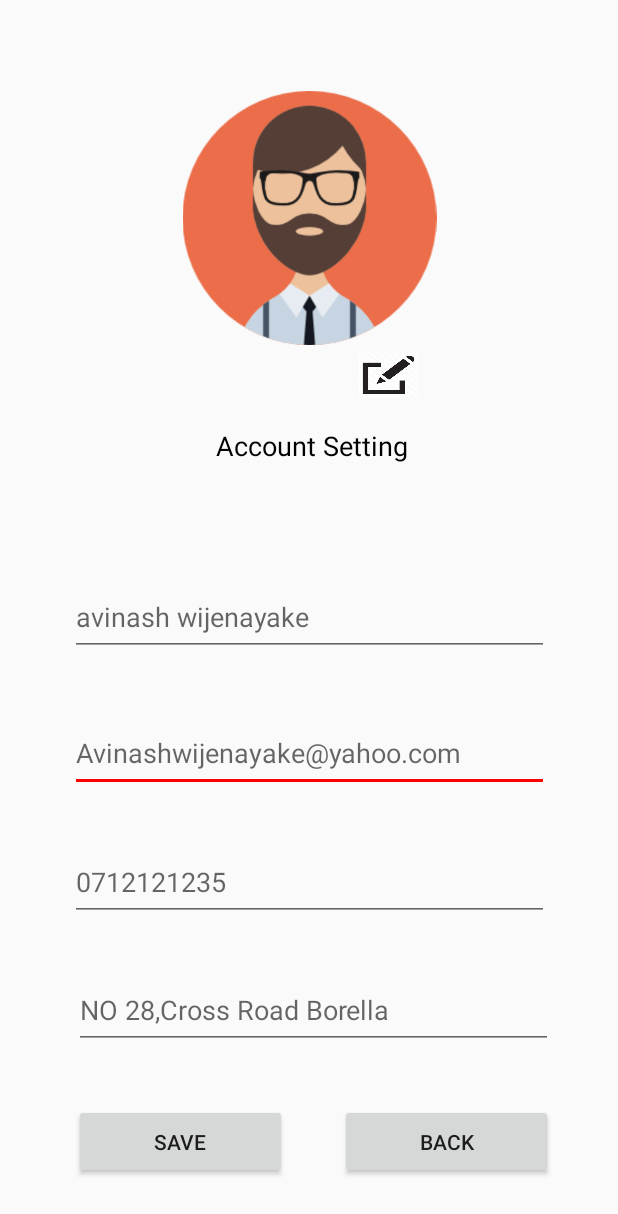
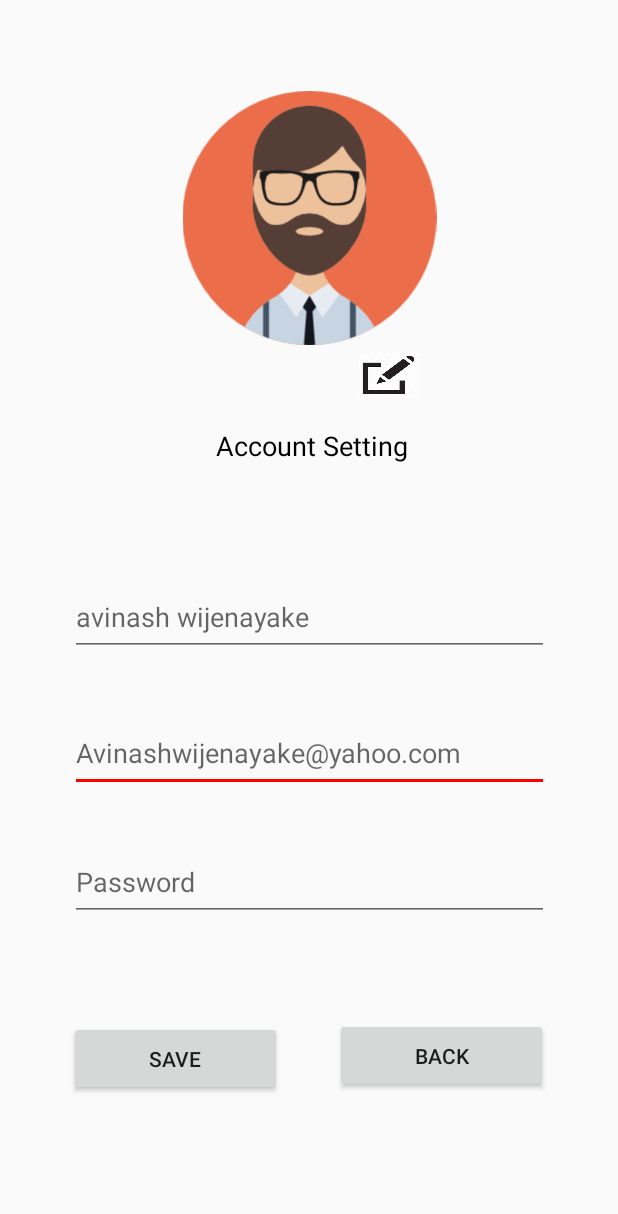
Before and after one commit to WijekoonSR/Cryton, an Android app: the layout activity_user_manager_view_acc__settings.xml on its own in the app's theme, with its tools: preview values and no code run, on a phone screen of 412 x 824 dp. Shown: the top 1214 px of the screen. Run offline under Robolectric (Android 15) with nearby library versions, the phone set to English and light mode, and no system bars.

Commit message:
Added user manager view settings layout

```diff
--- a/app/src/main/java/com/application/ultimatee_bookreader/user_manager_view_privacy.java
+++ b/app/src/main/java/com/application/ultimatee_bookreader/user_manager_view_privacy.java
@@ -59,4 +59,7 @@ private Spinner spinner2;
 
 
 
+
+
+
 }
--- a/app/src/main/res/layout/activity_main.xml
+++ b/app/src/main/res/layout/activity_main.xml
@@ -106,7 +106,7 @@
         android:id="@+id/txtpw"
         android:layout_width="wrap_content"
         android:layout_height="wrap_content"
-        android:layout_marginBottom="272dp"
+        android:layout_marginBottom="8dp"
         android:ems="10"
         android:hint="password"
         android:inputType="textPassword"
@@ -114,6 +114,6 @@
         app:layout_constraintEnd_toEndOf="parent"
         app:layout_constraintStart_toStartOf="parent"
         app:layout_constraintTop_toTopOf="parent"
-        app:layout_constraintVertical_bias="0.988" />
+        app:layout_constraintVertical_bias="0.559" />
 
 </androidx.constraintlayout.widget.ConstraintLayout>
--- a/app/src/main/res/layout/activity_user_manager_view_acc__settings.xml
+++ b/app/src/main/res/layout/activity_user_manager_view_acc__settings.xml
@@ -79,7 +79,7 @@
         app:layout_constraintVertical_bias="0.499" />
 
     <EditText
-        android:id="@+id/text_edit_address"
+        android:id="@+id/txt_edit_pass"
         android:layout_width="319dp"
         android:layout_height="52dp"
         android:layout_marginStart="8dp"
@@ -89,27 +89,7 @@
         android:layout_marginRight="8dp"
         android:layout_marginBottom="8dp"
         android:ems="10"
-        android:hint="NO 28,Cross Road Borella"
-        android:inputType="textPersonName"
-        app:layout_constraintBottom_toBottomOf="parent"
-        app:layout_constraintEnd_toEndOf="parent"
-        app:layout_constraintHorizontal_bias="0.539"
-        app:layout_constraintStart_toStartOf="parent"
-        app:layout_constraintTop_toTopOf="parent"
-        app:layout_constraintVertical_bias="0.846" />
-
-    <EditText
-        android:id="@+id/text_edit_number"
-        android:layout_width="319dp"
-        android:layout_height="52dp"
-        android:layout_marginStart="8dp"
-        android:layout_marginLeft="8dp"
-        android:layout_marginTop="8dp"
-        android:layout_marginEnd="8dp"
-        android:layout_marginRight="8dp"
-        android:layout_marginBottom="8dp"
-        android:ems="10"
-        android:hint="0712121235"
+        android:hint="Password"
         android:inputType="textPersonName"
         app:layout_constraintBottom_toBottomOf="parent"
         app:layout_constraintEnd_toEndOf="parent"
@@ -130,10 +110,10 @@
         android:text="Back"
         app:layout_constraintBottom_toBottomOf="parent"
         app:layout_constraintEnd_toEndOf="parent"
-        app:layout_constraintHorizontal_bias="0.861"
+        app:layout_constraintHorizontal_bias="0.849"
         app:layout_constraintStart_toStartOf="parent"
         app:layout_constraintTop_toTopOf="parent"
-        app:layout_constraintVertical_bias="0.96" />
+        app:layout_constraintVertical_bias="0.885" />
 
     <Button
         android:id="@+id/btn_save"
@@ -148,10 +128,10 @@
         android:text="save"
         app:layout_constraintBottom_toBottomOf="parent"
         app:layout_constraintEnd_toEndOf="parent"
-        app:layout_constraintHorizontal_bias="0.162"
+        app:layout_constraintHorizontal_bias="0.15"
         app:layout_constraintStart_toStartOf="parent"
         app:layout_constraintTop_toTopOf="parent"
-        app:layout_constraintVertical_bias="0.96" />
+        app:layout_constraintVertical_bias="0.887" />
 
     <TextView
         android:id="@+id/view_settings"
--- a/app/src/main/res/values/strings.xml
+++ b/app/src/main/res/values/strings.xml
@@ -164,5 +164,5 @@
         <item>western</item>
     </string-array>
     <string name="promptBook">Select Book Type</string>
-    <string name = "fileSelected">please attach file !</string>
+    <string name="fileSelected">please attach file !</string>
 </resources>
```
Also changed, not shown: app/src/main/AndroidManifest.xml (+6 -3 lines), app/src/main/java/com/application/ultimatee_bookreader/DashBoard.java (+24 -6 lines), app/src/main/java/com/application/ultimatee_bookreader/MainActivity.java (+16 -38 lines), app/src/main/java/com/application/ultimatee_bookreader/User.java (+8 -0 lines), app/src/main/java/com/application/ultimatee_bookreader/user_manager.java (+11 -21 lines), app/src/main/java/com/application/ultimatee_bookreader/user_manager_view_acc.java (+17 -11 lines), app/src/main/java/com/application/ultimatee_bookreader/user_manager_view_acc__settings.java (+81 -44 lines), 1 other file.
